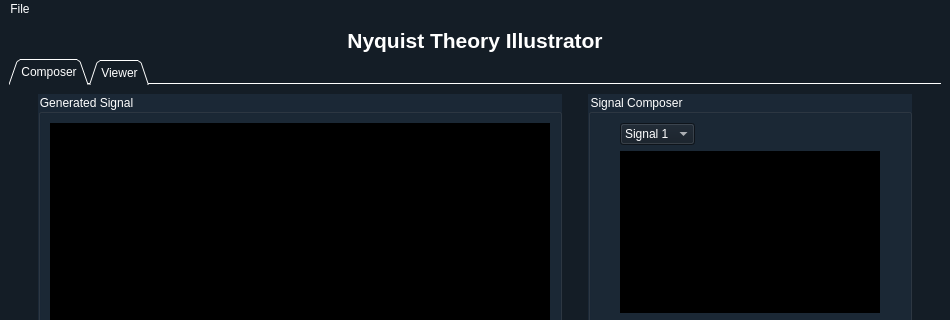
Above: data/mainwindow.ui from mo-gaafar/nyquist-theory-illustrator before the change; both pictures show x 0 to 950 and y 0 to 320 of the 950 by 701 pixel window. Below: the same form after it.
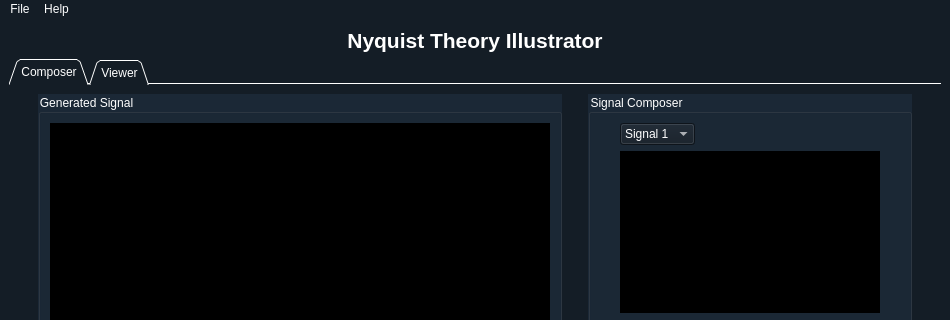
That is the form after the change. Icons and pictures are not drawn. Custom widgets are drawn as their Qt base class.

```diff
--- a/data/mainwindow.ui
+++ b/data/mainwindow.ui
@@ -838,8 +838,16 @@
      <string>File</string>
     </property>
     <addaction name="actionOpen"/>
+    <addaction name="actionExport"/>
+   </widget>
+   <widget class="QMenu" name="menuHelp">
+    <property name="title">
+     <string>Help</string>
+    </property>
+    <addaction name="actionAbout_Us"/>
    </widget>
    <addaction name="menuFile"/>
+   <addaction name="menuHelp"/>
   </widget>
   <widget class="QStatusBar" name="statusbar"/>
   <action name="actionOpen">
```
Left out of the diff: 18 changed lines with no effect on the pictures.
